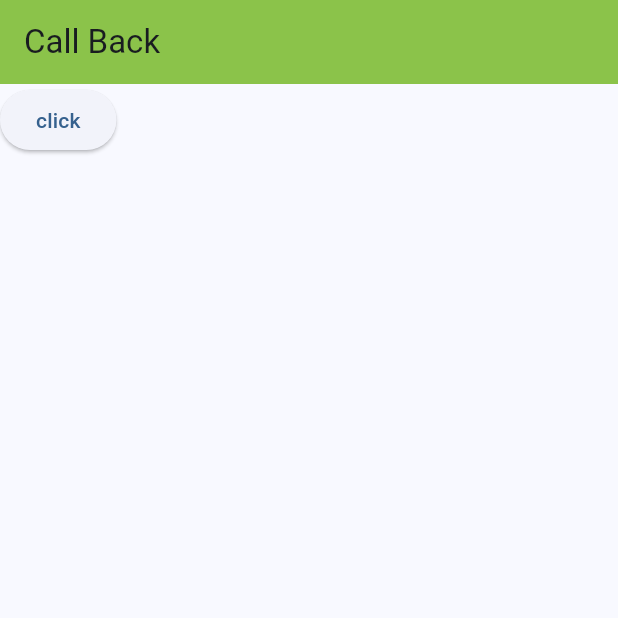
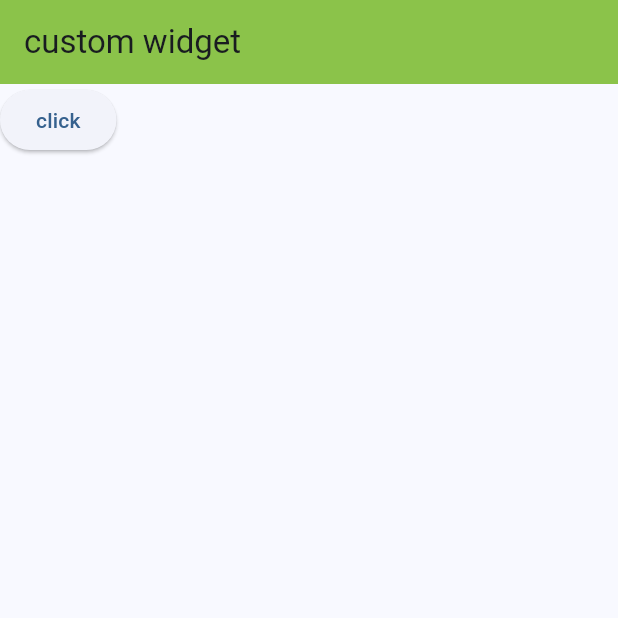
Before and after one commit to Snippet-Vansh/Flutter, a Flutter app: the DashBoardScreen screen opened directly, after a tap on "click", on a phone screen of 412 x 824 dp, the top half of it. Run offline on Flutter 3.47's test engine with Material 3 defaults, Android fonts, the phone set to English and light mode, and no system bars; our stand-ins replace font_awesome_flutter.

Commit message:
Add files via upload

```diff
--- a/lib/CallBack.dart
+++ b/lib/CallBack.dart
@@ -19,27 +19,29 @@ class FlutterApp extends StatelessWidget {
 }
 
 class DashBoardScreen extends StatefulWidget {
+
+
+
   @override
   State<DashBoardScreen> createState() => _DashBoardScreenState();
 }
 
 class _DashBoardScreenState extends State<DashBoardScreen> {
+  callBack() {
+
+  }
+
   @override
   Widget build(BuildContext context) {
     return Scaffold(
         appBar: AppBar(
           backgroundColor: Colors.lightGreen,
-          title: Text('Call Back'),
+          title: Text('custom widget'),
         ),
         body: ElevatedButton(
-            child: Text('click'),
-             onPressed: () {
-              print('Clicked!!!1');
-    },
-
-        ),
-
-
+          child: Text('click'),
+          onPressed: callBack,
+        )
     );
   }
 }
```
